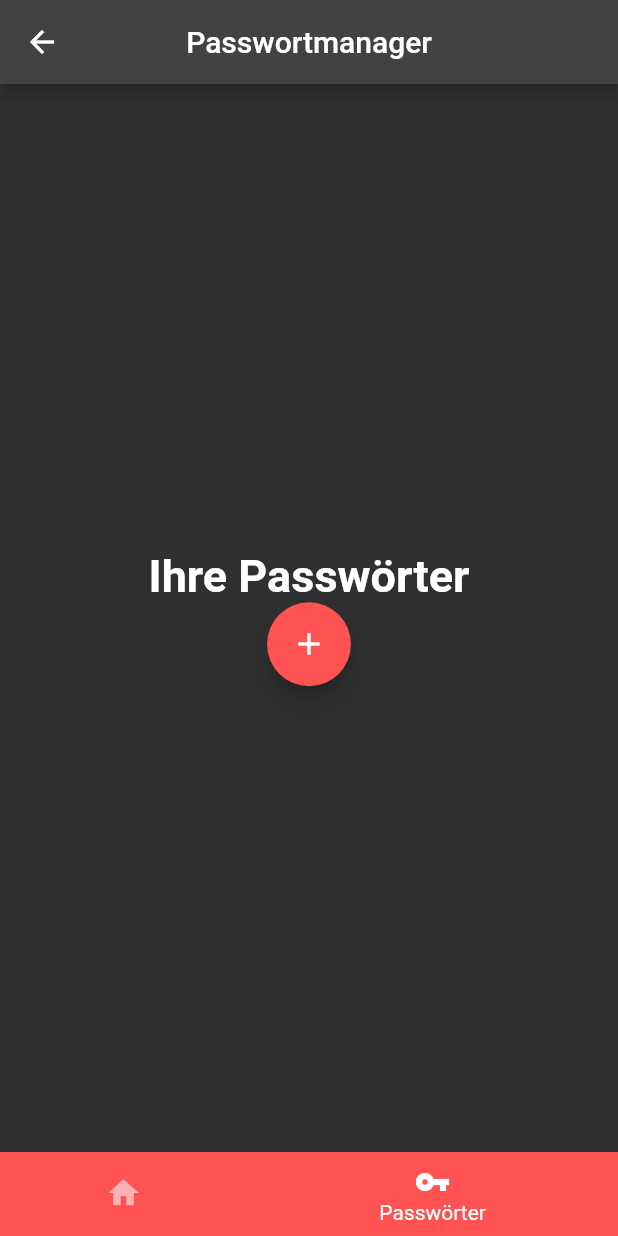
After one commit to luzzisttoll/Passwortmanager, a Flutter app: the Pwm screen opened directly, item 2 of the bottom bar chosen, on a phone screen of 412 x 824 dp. The commit adds this screen. Run offline on Flutter 3.47's test engine with Material 2 defaults, Android fonts, the phone set to English and light mode, and no system bars; our stand-ins replace cloud_firestore, firebase_auth, firebase_core, fluttertoast; accounts and stored records are empty.

Commit message:
design änderungen
button hinzugefügt und design verändert

```diff
--- a/lib/PWM.dart
+++ b/lib/PWM.dart
@@ -1,28 +1,26 @@
-// ignore_for_file: camel_case_types
-
 import 'package:flutter/material.dart';
 import 'package:pwm/pages/homescreen.dart';
-import 'package:pwm/pages/passw%C3%B6rter.dart';
+import 'package:pwm/pages/passwoerter.dart';
 
-class pwm extends StatefulWidget {
-  const pwm({Key? key}) : super(key: key);
+class Pwm extends StatefulWidget {
+  const Pwm({Key? key}) : super(key: key);
 
   @override
-  _pwmState createState() => _pwmState();
+  _PwmState createState() => _PwmState();
 }
 
-class _pwmState extends State<pwm> {
+class _PwmState extends State<Pwm> {
   int currentIndex = 0;
 
   final screens = [
-    const home(),
-    const passwoerter(),
+    const Home(),
+    const Passwoerter(),
   ];
 
   @override
   Widget build(BuildContext context) {
     return Scaffold(
-      appBar: AppBar(title: const Text('Passwortmanager')),
+      appBar: AppBar(centerTitle: true, title: const Text('Passwortmanager')),
       body: IndexedStack(
         //wird die seite gewechselt, bleiben die seiten unverändert
         index: currentIndex, //welche seite angezeicht wird
@@ -35,16 +33,17 @@ class _pwmState extends State<pwm> {
         currentIndex: currentIndex,
         onTap: (index) => setState(() => currentIndex =
             index), //durch klicken auf icon wird screen gewechselt
-          items: const [
+        items: [
           BottomNavigationBarItem(
-                icon: Icon(Icons.home),
+              icon: const Icon(Icons.home),
               label: 'Home',
-                backgroundColor: Colors.redAccent),
-            BottomNavigationBarItem(
+              backgroundColor: Colors.red.shade600),
+          const BottomNavigationBarItem(
               icon: Icon(Icons.vpn_key),
               label: 'Passwörter',
-                backgroundColor: Colors.deepOrangeAccent),
-          ]),
+              backgroundColor: Colors.redAccent),
+        ],
+      ),
     );
   }
 }
--- /dev/null
+++ b/lib/pages/passwoerter.dart
@@ -0,0 +1,38 @@
+import 'package:flutter/material.dart';
+import 'package:fluttertoast/fluttertoast.dart';
+
+class Passwoerter extends StatefulWidget {
+  const Passwoerter({Key? key}) : super(key: key);
+
+  @override
+  _PasswoerterState createState() => _PasswoerterState();
+}
+
+class _PasswoerterState extends State<Passwoerter> {
+  @override
+  Widget build(BuildContext context) {
+    return Scaffold(
+      body: Center(
+        child: Column(
+          mainAxisAlignment: MainAxisAlignment.center,
+          children: <Widget>[
+            const Text(
+              'Ihre Passwörter',
+              style: TextStyle(fontSize: 30, fontWeight: FontWeight.bold),
+            ),
+            Theme(
+              data: Theme.of(context)
+                  .copyWith(highlightColor: Colors.red.shade600),
+              child: FloatingActionButton(
+                onPressed: () => Fluttertoast.showToast(msg: "hs"),
+                backgroundColor: Colors.redAccent,
+                child: const Icon(Icons.add, color: Colors.white),
+              ),
+            ),
+          ],
+        ),
+      ),
+      floatingActionButtonLocation: FloatingActionButtonLocation.endFloat,
+    );
+  }
+}
--- a/lib/register.dart
+++ b/lib/register.dart
@@ -21,7 +21,7 @@ class _AuthState extends State<Auth> {
   @override
   Widget build(BuildContext context) {
     return Scaffold(
-      appBar: AppBar(title: const Text('Registrieren')),
+      appBar: AppBar(centerTitle: true, title: const Text('Registrieren')),
       body: Center(
         child: Form(
           key: _formKey,
@@ -117,7 +117,7 @@ class _AuthState extends State<Auth> {
                   ElevatedButton(
                     child: const Text("User anlegen"),
                     style: ElevatedButton.styleFrom(
-                      primary: Colors.redAccent,
+                      primary: Colors.red.shade600,
                     ),
                     onPressed: () {
                       signUp(emailController.text, passwortController.text);
```
Also changed, not shown: lib/main.dart (+6 -4 lines), lib/pages/homescreen.dart (+9 -10 lines), lib/pages/passwörter.dart (deleted, +0 -20 lines). Lines whose indentation alone changed are shown as unchanged.
